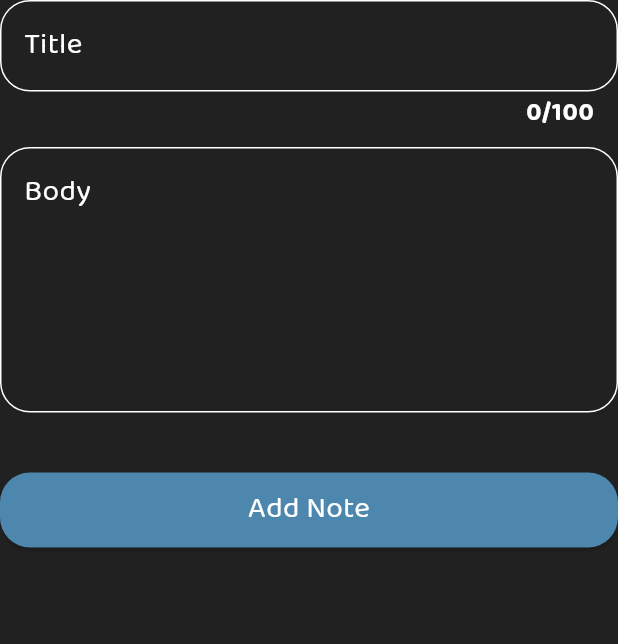
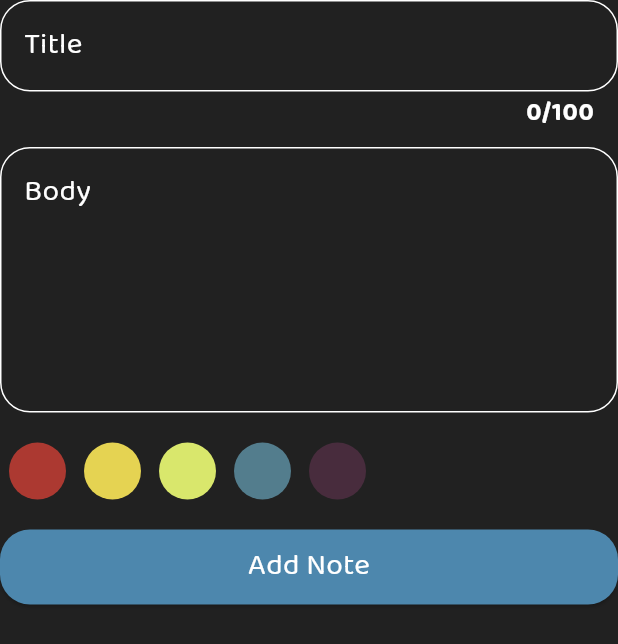
Before and after one commit to Zakarya-Jawish/dawwen, a Flutter app: the AddNoteForm widget shown alone on an empty page, opened directly, on a phone screen of 412 x 824 dp. Shown: the top 644 px of the screen. Run offline on Flutter 3.47's test engine with Material 3 defaults, Android fonts, the light colour scheme and no system bars; our stand-ins replace bloc, flutter_bloc, hive, hive_flutter, lottie; accounts and stored records are empty.

Commit message:
add List of colors to add note form

```diff
--- a/lib/cubits/add_note_cubit/cubit/add_note_cubit.dart
+++ b/lib/cubits/add_note_cubit/cubit/add_note_cubit.dart
@@ -1,4 +1,5 @@
 import 'package:bloc/bloc.dart';
+import 'package:flutter/material.dart';
 import 'package:hive/hive.dart';
 import 'package:intl/intl.dart';
 import 'package:meta/meta.dart';
@@ -11,11 +12,11 @@ part 'add_note_state.dart';
 
 class AddNoteCubit extends Cubit<AddNoteState> {
   AddNoteCubit() : super(AddNoteInitialState());
+  Color? selectedColor = Colors.blue;
 
   addNote({
     required String title,
     required String body,
-    required int colorNum,
   }) async {
     emit(AddNoteLoadingState());
     var date = DateTime.now();
@@ -24,7 +25,7 @@ class AddNoteCubit extends Cubit<AddNoteState> {
       body: body,
       date:
           '${DateFormat.yMd().format(date)}  ${DateFormat.jms().format(date)}',
-      color: colorNum,
+      color: selectedColor!.value,
     );
 
     try {
--- a/lib/helper/constants.dart
+++ b/lib/helper/constants.dart
@@ -3,3 +3,10 @@ import 'package:flutter/material.dart';
 Color kPrimaryColor = const Color.fromARGB(255, 77, 135, 173);
 Color kPrimaryBlack = Colors.grey.shade900;
 const String kNoteBox = "NoteBox";
+List<Color> kColors = const [
+  Color(0xffAC3931),
+  Color(0xffE5D352),
+  Color(0xffD9E76C),
+  Color(0xff537D8D),
+  Color(0xff482C3D),
+];
--- a/lib/widgets/add_note_form.dart
+++ b/lib/widgets/add_note_form.dart
@@ -1,6 +1,7 @@
 import 'dart:developer';
 
 import 'package:dawwen_app/cubits/add_note_cubit/cubit/add_note_cubit.dart';
+import 'package:dawwen_app/widgets/list_view_color.dart';
 import 'package:flutter/material.dart';
 import 'package:flutter_bloc/flutter_bloc.dart';
 
@@ -43,7 +44,9 @@ class _AddNoteFormState extends State<AddNoteForm> {
             maxLine: 5,
             controller: bodyController,
           ),
-          const SizedBox(height: 40),
+          const SizedBox(height: 20),
+          const ListViewColor(),
+          const SizedBox(height: 20),
           BlocBuilder<AddNoteCubit, AddNoteState>(
             builder: (context, state) {
               log(state.toString());
@@ -60,7 +63,6 @@ class _AddNoteFormState extends State<AddNoteForm> {
                           BlocProvider.of<AddNoteCubit>(context).addNote(
                             title: titleController.text,
                             body: bodyController.text,
-                            colorNum: Colors.blue.value,
                           );
                         } else {
                           autovalidateMode = AutovalidateMode.always;
--- /dev/null
+++ b/lib/widgets/color_item.dart
@@ -0,0 +1,22 @@
+import 'package:dawwen_app/cubits/add_note_cubit/cubit/add_note_cubit.dart';
+import 'package:flutter/material.dart';
+import 'package:flutter_bloc/flutter_bloc.dart';
+
+class ColorItem extends StatelessWidget {
+  const ColorItem({super.key, this.color = Colors.blue});
+  final Color color;
+
+  @override
+  Widget build(BuildContext context) {
+    return Padding(
+      padding: const EdgeInsets.symmetric(horizontal: 6),
+      child: CircleAvatar(
+        radius: 19,
+        backgroundColor: color,
+        child: BlocProvider.of<AddNoteCubit>(context).selectedColor == color
+            ? const Icon(Icons.check, color: Colors.white)
+            : null,
+      ),
+    );
+  }
+}
--- /dev/null
+++ b/lib/widgets/list_view_color.dart
@@ -0,0 +1,35 @@
+import 'package:dawwen_app/helper/constants.dart';
+import 'package:flutter/material.dart';
+import 'package:flutter_bloc/flutter_bloc.dart';
+
+import '../cubits/add_note_cubit/cubit/add_note_cubit.dart';
+import 'color_item.dart';
+
+class ListViewColor extends StatefulWidget {
+  const ListViewColor({super.key});
+
+  @override
+  State<ListViewColor> createState() => _ListViewColorState();
+}
+
+class _ListViewColorState extends State<ListViewColor> {
+  @override
+  Widget build(BuildContext context) {
+    return SizedBox(
+        height: 38,
+        child: ListView.builder(
+          itemBuilder: (context, index) => GestureDetector(
+            onTap: () {
+              BlocProvider.of<AddNoteCubit>(context).selectedColor =
+                  kColors[index];
+              setState(() {});
+            },
+            child: ColorItem(
+              color: kColors[index],
+            ),
+          ),
+          itemCount: kColors.length,
+          scrollDirection: Axis.horizontal,
+        ));
+  }
+}
```
